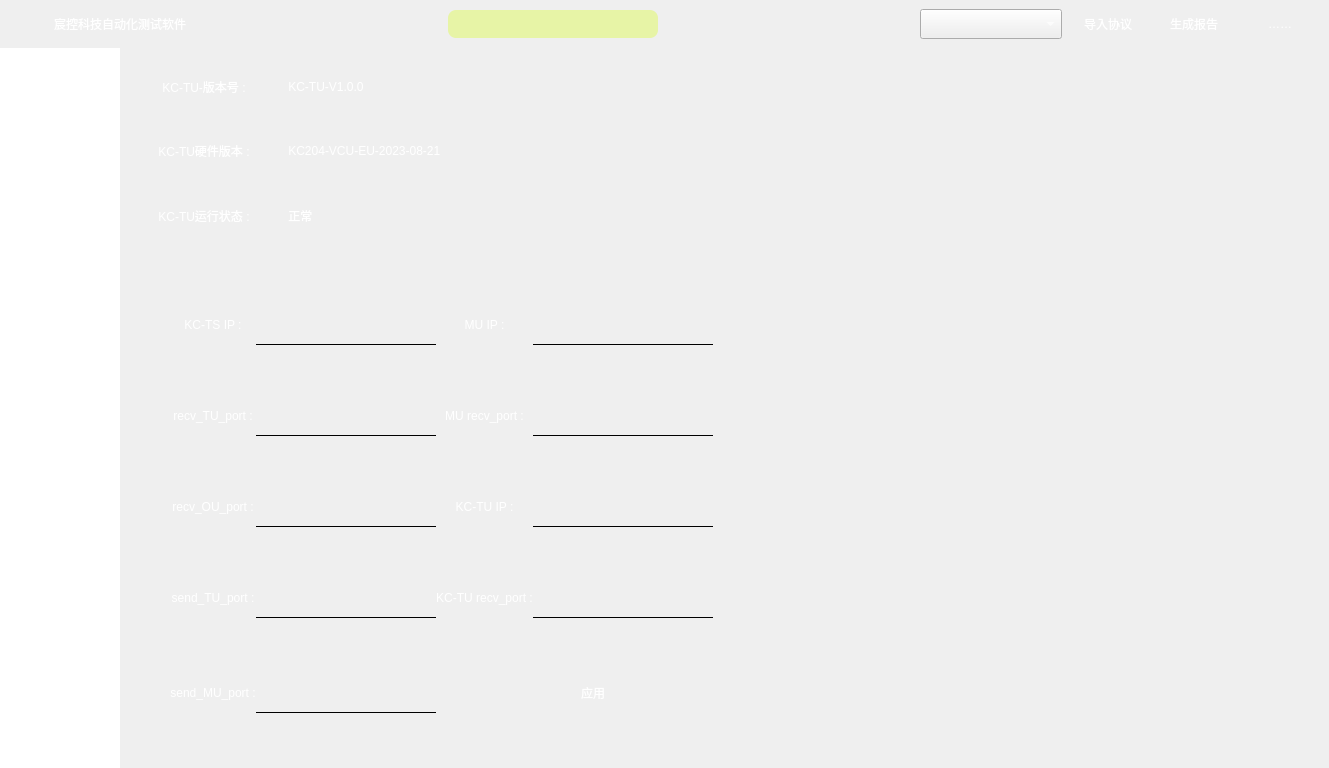
Qt form KCTS/KCTS Project/UI/main_window_ui.ui (learniuH/work) before a commit.
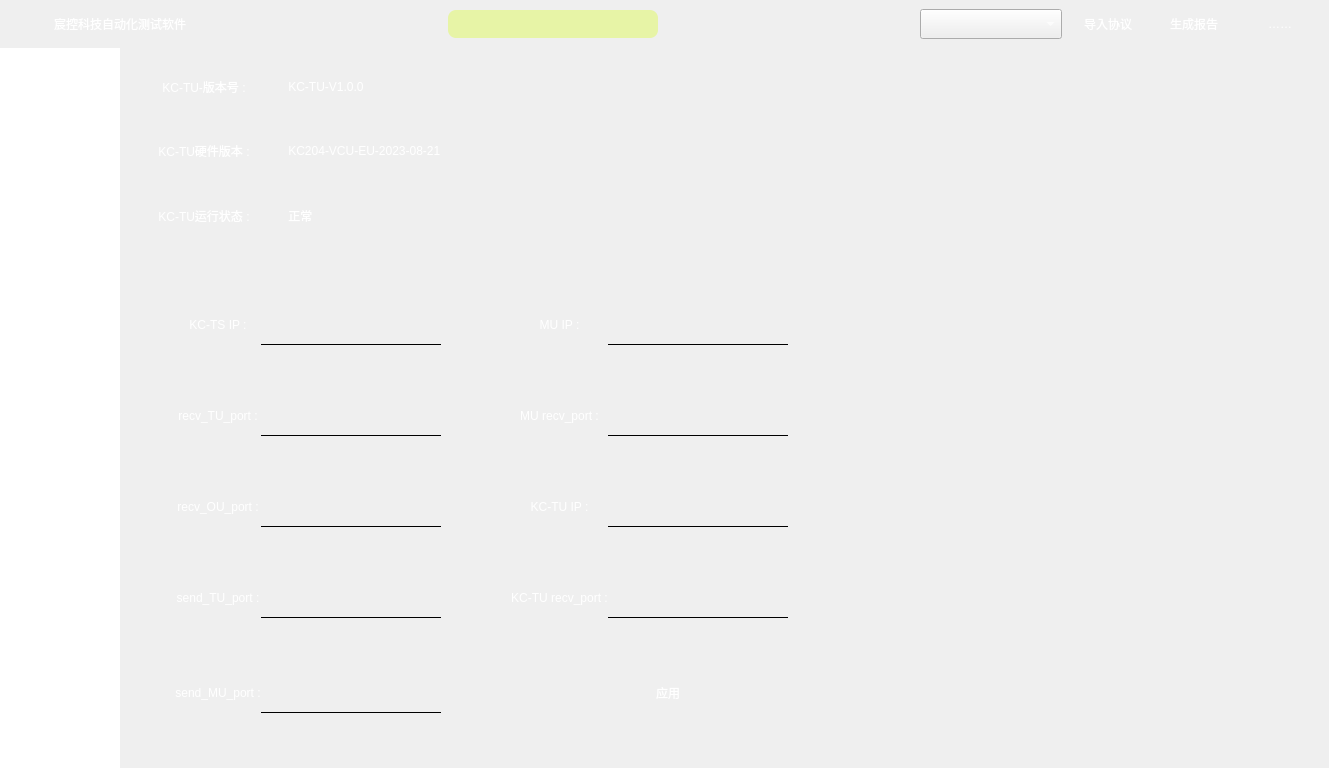
The same form after that commit. The open tabs and pages were chosen to show the change.

```diff
--- a/KCTS/KCTS Project/UI/main_window_ui.ui
+++ b/KCTS/KCTS Project/UI/main_window_ui.ui
@@ -513,7 +513,7 @@
           <string notr="true"/>
          </property>
          <property name="currentIndex">
-          <number>2</number>
+          <number>0</number>
          </property>
          <widget class="QWidget" name="device_status_page">
           <layout class="QVBoxLayout" name="verticalLayout_5" stretch="2,5">
@@ -680,7 +680,7 @@
 	border-style: outset;
 }</string>
              </property>
-             <layout class="QGridLayout" name="gridLayout_2" rowminimumheight="0,0,0,0,0" columnminimumwidth="0,0,0,0,0,0">
+             <layout class="QGridLayout" name="gridLayout_2" rowminimumheight="0,0,0,0,0" columnminimumwidth="0,0,0,0,0,0,0">
               <property name="leftMargin">
                <number>0</number>
               </property>
@@ -696,62 +696,47 @@
               <property name="spacing">
                <number>0</number>
               </property>
-              <item row="2" column="4">
-               <widget class="QLineEdit" name="kc_tu_ip_lineEdit">
+              <item row="1" column="1">
+               <widget class="QLabel" name="kc_ts_recv_port_label">
+                <property name="maximumSize">
+                 <size>
+                  <width>200</width>
+                  <height>16777215</height>
+                 </size>
+                </property>
                 <property name="styleSheet">
-                 <string notr="true">QLineEdit {
-	background-color: transparent;
-	border-top: transparent;
-	border-left: transparent;
-	border-right: transparent;
-	border-bottom: 1px solid black;
-	font: 10pt &quot;微软雅黑&quot;;
-	color: white;
-	min-width: 180px;
-	max-width: 180px;
-	height: 40px;
+                 <string notr="true">QLabel {
+	border: 0px; /* 无边框 */
+	background-color: ; /* 背景颜色 */
+	color: white; /* 文本颜色 */
+	font: 11pt &quot;微软雅黑&quot;;
 }</string>
                 </property>
+                <property name="text">
+                 <string>recv_TU_port :</string>
+                </property>
                 <property name="alignment">
                  <set>Qt::AlignCenter</set>
                 </property>
                </widget>
               </item>
-              <item row="2" column="5">
-               <spacer name="horizontalSpacer">
+              <item row="2" column="0">
+               <spacer name="horizontalSpacer_3">
                 <property name="orientation">
                  <enum>Qt::Horizontal</enum>
                 </property>
+                <property name="sizeType">
+                 <enum>QSizePolicy::Maximum</enum>
+                </property>
                 <property name="sizeHint" stdset="0">
                  <size>
-                  <width>40</width>
+                  <width>55</width>
                   <height>20</height>
                  </size>
                 </property>
                </spacer>
               </item>
-              <item row="2" column="2">
-               <widget class="QLineEdit" name="kc_ts_recv_ou_port_lineEdit">
-                <property name="styleSheet">
-                 <string notr="true">QLineEdit {
-	background-color: transparent;
-	border-top: transparent;
-	border-left: transparent;
-	border-right: transparent;
-	border-bottom: 1px solid black;
-	font: 10pt &quot;微软雅黑&quot;;
-	color: white;
-	min-width: 180px;
-	max-width: 180px;
-	height: 40px;
-}</string>
-                </property>
-                <property name="alignment">
-                 <set>Qt::AlignCenter</set>
-                </property>
-               </widget>
-              </item>
-              <item row="3" column="3">
+              <item row="3" column="4">
                <widget class="QLabel" name="kc_tu_recv_port_label">
                 <property name="maximumSize">
                  <size>
@@ -775,8 +760,32 @@
                 </property>
                </widget>
               </item>
-              <item row="3" column="4">
-               <widget class="QLineEdit" name="kc_tu_recv_port_lineEdit">
+              <item row="3" column="1">
+               <widget class="QLabel" name="kc_ts_send_tu_port_label">
+                <property name="maximumSize">
+                 <size>
+                  <width>200</width>
+                  <height>16777215</height>
+                 </size>
+                </property>
+                <property name="styleSheet">
+                 <string notr="true">QLabel {
+	border: 0px; /* 无边框 */
+	background-color: ; /* 背景颜色 */
+	color: white; /* 文本颜色 */
+	font: 11pt &quot;微软雅黑&quot;;
+}</string>
+                </property>
+                <property name="text">
+                 <string>send_TU_port :</string>
+                </property>
+                <property name="alignment">
+                 <set>Qt::AlignCenter</set>
+                </property>
+               </widget>
+              </item>
+              <item row="2" column="2">
+               <widget class="QLineEdit" name="kc_ts_recv_ou_port_lineEdit">
                 <property name="styleSheet">
                  <string notr="true">QLineEdit {
 	background-color: transparent;
@@ -832,8 +841,8 @@
                 </property>
                </widget>
               </item>
-              <item row="2" column="1">
-               <widget class="QLabel" name="recv_ou_port_label">
+              <item row="0" column="1">
+               <widget class="QLabel" name="kc_ts_ip_label">
                 <property name="maximumSize">
                  <size>
                   <width>150</width>
@@ -849,14 +858,14 @@
 }</string>
                 </property>
                 <property name="text">
-                 <string>recv_OU_port :</string>
+                 <string>KC-TS IP :</string>
                 </property>
                 <property name="alignment">
                  <set>Qt::AlignCenter</set>
                 </property>
                </widget>
               </item>
-              <item row="2" column="3">
+              <item row="2" column="4">
                <widget class="QLabel" name="kc_tu_ip_label">
                 <property name="maximumSize">
                  <size>
@@ -880,28 +889,31 @@
                 </property>
                </widget>
               </item>
+              <item row="4" column="1">
+               <widget class="QLabel" name="kc_ts_send_mu_port_label">
+                <property name="maximumSize">
+                 <size>
+                  <width>200</width>
+                  <height>16777215</height>
+                 </size>
+                </property>
+                <property name="styleSheet">
+                 <string notr="true">QLabel {
+	border: 0px; /* 无边框 */
+	background-color: ; /* 背景颜色 */
+	color: white; /* 文本颜色 */
+	font: 11pt &quot;微软雅黑&quot;;
+}</string>
+                </property>
+                <property name="text">
+                 <string>send_MU_port :</string>
+                </property>
+                <property name="alignment">
+                 <set>Qt::AlignCenter</set>
+                </property>
+               </widget>
+              </item>
               <item row="0" column="4">
-               <widget class="QLineEdit" name="mu_ip_lineEdit">
-                <property name="styleSheet">
-                 <string notr="true">QLineEdit {
-	background-color: transparent;
-	border-top: transparent;
-	border-left: transparent;
-	border-right: transparent;
-	border-bottom: 1px solid black;
-	font: 10pt &quot;微软雅黑&quot;;
-	color: white;
-	min-width: 180px;
-	max-width: 180px;
-	height: 40px;
-}</string>
-                </property>
-                <property name="alignment">
-                 <set>Qt::AlignCenter</set>
-                </property>
-               </widget>
-              </item>
-              <item row="0" column="3">
                <widget class="QLabel" name="mu_ip_label">
                 <property name="maximumSize">
                  <size>
@@ -925,6 +937,102 @@
                 </property>
                </widget>
               </item>
+              <item row="2" column="5">
+               <widget class="QLineEdit" name="kc_tu_ip_lineEdit">
+                <property name="styleSheet">
+                 <string notr="true">QLineEdit {
+	background-color: transparent;
+	border-top: transparent;
+	border-left: transparent;
+	border-right: transparent;
+	border-bottom: 1px solid black;
+	font: 10pt &quot;微软雅黑&quot;;
+	color: white;
+	min-width: 180px;
+	max-width: 180px;
+	height: 40px;
+}</string>
+                </property>
+                <property name="alignment">
+                 <set>Qt::AlignCenter</set>
+                </property>
+               </widget>
+              </item>
+              <item row="1" column="5">
+               <widget class="QLineEdit" name="mu_recv_port_lineEdit">
+                <property name="styleSheet">
+                 <string notr="true">QLineEdit {
+	background-color: transparent;
+	border-top: transparent;
+	border-left: transparent;
+	border-right: transparent;
+	border-bottom: 1px solid black;
+	font: 10pt &quot;微软雅黑&quot;;
+	color: white;
+	min-width: 180px;
+	max-width: 180px;
+	height: 40px;
+}</string>
+                </property>
+                <property name="alignment">
+                 <set>Qt::AlignCenter</set>
+                </property>
+               </widget>
+              </item>
+              <item row="0" column="5">
+               <widget class="QLineEdit" name="mu_ip_lineEdit">
+                <property name="styleSheet">
+                 <string notr="true">QLineEdit {
+	background-color: transparent;
+	border-top: transparent;
+	border-left: transparent;
+	border-right: transparent;
+	border-bottom: 1px solid black;
+	font: 10pt &quot;微软雅黑&quot;;
+	color: white;
+	min-width: 180px;
+	max-width: 180px;
+	height: 40px;
+}</string>
+                </property>
+                <property name="alignment">
+                 <set>Qt::AlignCenter</set>
+                </property>
+               </widget>
+              </item>
+              <item row="1" column="2">
+               <widget class="QLineEdit" name="kc_ts_recv_tu_port_lineEdit">
+                <property name="minimumSize">
+                 <size>
+                  <width>180</width>
+                  <height>40</height>
+                 </size>
+                </property>
+                <property name="maximumSize">
+                 <size>
+                  <width>180</width>
+                  <height>16777215</height>
+                 </size>
+                </property>
+                <property name="styleSheet">
+                 <string notr="true">QLineEdit {
+	background-color: transparent;
+	border-top: transparent;
+	border-left: transparent;
+	border-right: transparent;
+	border-bottom: 1px solid black;
+	font: 10pt &quot;微软雅黑&quot;;
+	color: white;
+	min-width: 180px;
+	max-width: 180px;
+	height: 40px;
+}</string>
+                </property>
+                <property name="alignment">
+                 <set>Qt::AlignCenter</set>
+                </property>
+               </widget>
+              </item>
               <item row="4" column="2">
                <widget class="QLineEdit" name="kc_ts_send_mu_port_lineEdit">
                 <property name="styleSheet">
@@ -946,7 +1054,44 @@
                 </property>
                </widget>
               </item>
-              <item row="1" column="3">
+              <item row="2" column="6">
+               <spacer name="horizontalSpacer">
+                <property name="orientation">
+                 <enum>Qt::Horizontal</enum>
+                </property>
+                <property name="sizeHint" stdset="0">
+                 <size>
+                  <width>40</width>
+                  <height>20</height>
+                 </size>
+                </property>
+               </spacer>
+              </item>
+              <item row="2" column="1">
+               <widget class="QLabel" name="recv_ou_port_label">
+                <property name="maximumSize">
+                 <size>
+                  <width>150</width>
+                  <height>16777215</height>
+                 </size>
+                </property>
+                <property name="styleSheet">
+                 <string notr="true">QLabel {
+	border: 0px; /* 无边框 */
+	background-color: ; /* 背景颜色 */
+	color: white; /* 文本颜色 */
+	font: 11pt &quot;微软雅黑&quot;;
+}</string>
+                </property>
+                <property name="text">
+                 <string>recv_OU_port :</string>
+                </property>
+                <property name="alignment">
+                 <set>Qt::AlignCenter</set>
+                </property>
+               </widget>
+              </item>
+              <item row="1" column="4">
                <widget class="QLabel" name="mu_recv_port_label">
                 <property name="maximumSize">
                  <size>
@@ -970,106 +1115,7 @@
                 </property>
                </widget>
               </item>
-              <item row="1" column="4">
-               <widget class="QLineEdit" name="mu_recv_port_lineEdit">
-                <property name="styleSheet">
-                 <string notr="true">QLineEdit {
-	background-color: transparent;
-	border-top: transparent;
-	border-left: transparent;
-	border-right: transparent;
-	border-bottom: 1px solid black;
-	font: 10pt &quot;微软雅黑&quot;;
-	color: white;
-	min-width: 180px;
-	max-width: 180px;
-	height: 40px;
-}</string>
-                </property>
-                <property name="alignment">
-                 <set>Qt::AlignCenter</set>
-                </property>
-               </widget>
-              </item>
-              <item row="1" column="2">
-               <widget class="QLineEdit" name="kc_ts_recv_tu_port_lineEdit">
-                <property name="minimumSize">
-                 <size>
-                  <width>180</width>
-                  <height>40</height>
-                 </size>
-                </property>
-                <property name="maximumSize">
-                 <size>
-                  <width>180</width>
-                  <height>16777215</height>
-                 </size>
-                </property>
-                <property name="styleSheet">
-                 <string notr="true">QLineEdit {
-	background-color: transparent;
-	border-top: transparent;
-	border-left: transparent;
-	border-right: transparent;
-	border-bottom: 1px solid black;
-	font: 10pt &quot;微软雅黑&quot;;
-	color: white;
-	min-width: 180px;
-	max-width: 180px;
-	height: 40px;
-}</string>
-                </property>
-                <property name="alignment">
-                 <set>Qt::AlignCenter</set>
-                </property>
-               </widget>
-              </item>
-              <item row="3" column="2">
-               <widget class="QLineEdit" name="kc_ts_send_tu_port_lineEdit">
-                <property name="styleSheet">
-                 <string notr="true">QLineEdit {
-	background-color: transparent;
-	border-top: transparent;
-	border-left: transparent;
-	border-right: transparent;
-	border-bottom: 1px solid black;
-	font: 10pt &quot;微软雅黑&quot;;
-	color: white;
-	min-width: 180px;
-	max-width: 180px;
-	height: 40px;
-}</string>
-                </property>
-                <property name="alignment">
-                 <set>Qt::AlignCenter</set>
-                </property>
-               </widget>
-              </item>
-              <item row="0" column="1">
-               <widget class="QLabel" name="kc_ts_ip_label">
-                <property name="maximumSize">
-                 <size>
-                  <width>150</width>
-                  <height>16777215</height>
-                 </size>
-                </property>
-                <property name="styleSheet">
-                 <string notr="true">QLabel {
-	border: 0px; /* 无边框 */
-	background-color: ; /* 背景颜色 */
-	color: white; /* 文本颜色 */
-	font: 11pt &quot;微软雅黑&quot;;
-}</string>
-                </property>
-                <property name="text">
-                 <string>KC-TS IP :</string>
-                </property>
-                <property name="alignment">
-                 <set>Qt::AlignCenter</set>
-                </property>
-               </widget>
-              </item>
-              <item row="4" column="4">
+              <item row="4" column="5">
                <widget class="QPushButton" name="apply_pushButton">
                 <property name="minimumSize">
                  <size>
@@ -1115,80 +1161,50 @@
                 </property>
                </widget>
               </item>
-              <item row="3" column="1">
-               <widget class="QLabel" name="kc_ts_send_tu_port_label">
-                <property name="maximumSize">
-                 <size>
-                  <width>200</width>
-                  <height>16777215</height>
-                 </size>
-                </property>
+              <item row="3" column="2">
+               <widget class="QLineEdit" name="kc_ts_send_tu_port_lineEdit">
                 <property name="styleSheet">
-                 <string notr="true">QLabel {
-	border: 0px; /* 无边框 */
-	background-color: ; /* 背景颜色 */
-	color: white; /* 文本颜色 */
-	font: 11pt &quot;微软雅黑&quot;;
+                 <string notr="true">QLineEdit {
+	background-color: transparent;
+	border-top: transparent;
+	border-left: transparent;
+	border-right: transparent;
+	border-bottom: 1px solid black;
+	font: 10pt &quot;微软雅黑&quot;;
+	color: white;
+	min-width: 180px;
+	max-width: 180px;
+	height: 40px;
 }</string>
                 </property>
-                <property name="text">
-                 <string>send_TU_port :</string>
-                </property>
                 <property name="alignment">
                  <set>Qt::AlignCenter</set>
                 </property>
                </widget>
               </item>
-              <item row="4" column="1">
-               <widget class="QLabel" name="kc_ts_send_mu_port_label">
-                <property name="maximumSize">
-                 <size>
-                  <width>200</width>
-                  <height>16777215</height>
-                 </size>
-                </property>
+              <item row="3" column="5">
+               <widget class="QLineEdit" name="kc_tu_recv_port_lineEdit">
                 <property name="styleSheet">
-                 <string notr="true">QLabel {
-	border: 0px; /* 无边框 */
-	background-color: ; /* 背景颜色 */
-	color: white; /* 文本颜色 */
-	font: 11pt &quot;微软雅黑&quot;;
+                 <string notr="true">QLineEdit {
+	background-color: transparent;
+	border-top: transparent;
+	border-left: transparent;
+	border-right: transparent;
+	border-bottom: 1px solid black;
+	font: 10pt &quot;微软雅黑&quot;;
+	color: white;
+	min-width: 180px;
+	max-width: 180px;
+	height: 40px;
 }</string>
                 </property>
-                <property name="text">
-                 <string>send_MU_port :</string>
-                </property>
                 <property name="alignment">
                  <set>Qt::AlignCenter</set>
                 </property>
                </widget>
               </item>
-              <item row="1" column="1">
-               <widget class="QLabel" name="kc_ts_recv_port_label">
-                <property name="maximumSize">
-                 <size>
-                  <width>200</width>
-                  <height>16777215</height>
-                 </size>
-                </property>
-                <property name="styleSheet">
-                 <string notr="true">QLabel {
-	border: 0px; /* 无边框 */
-	background-color: ; /* 背景颜色 */
-	color: white; /* 文本颜色 */
-	font: 11pt &quot;微软雅黑&quot;;
-}</string>
-                </property>
-                <property name="text">
-                 <string>recv_TU_port :</string>
-                </property>
-                <property name="alignment">
-                 <set>Qt::AlignCenter</set>
-                </property>
-               </widget>
-              </item>
-              <item row="2" column="0">
-               <spacer name="horizontalSpacer_3">
+              <item row="0" column="3">
+               <spacer name="horizontalSpacer_6">
                 <property name="orientation">
                  <enum>Qt::Horizontal</enum>
                 </property>
@@ -1197,7 +1213,7 @@
                 </property>
                 <property name="sizeHint" stdset="0">
                  <size>
-                  <width>50</width>
+                  <width>70</width>
                   <height>20</height>
                  </size>
                 </property>
```
